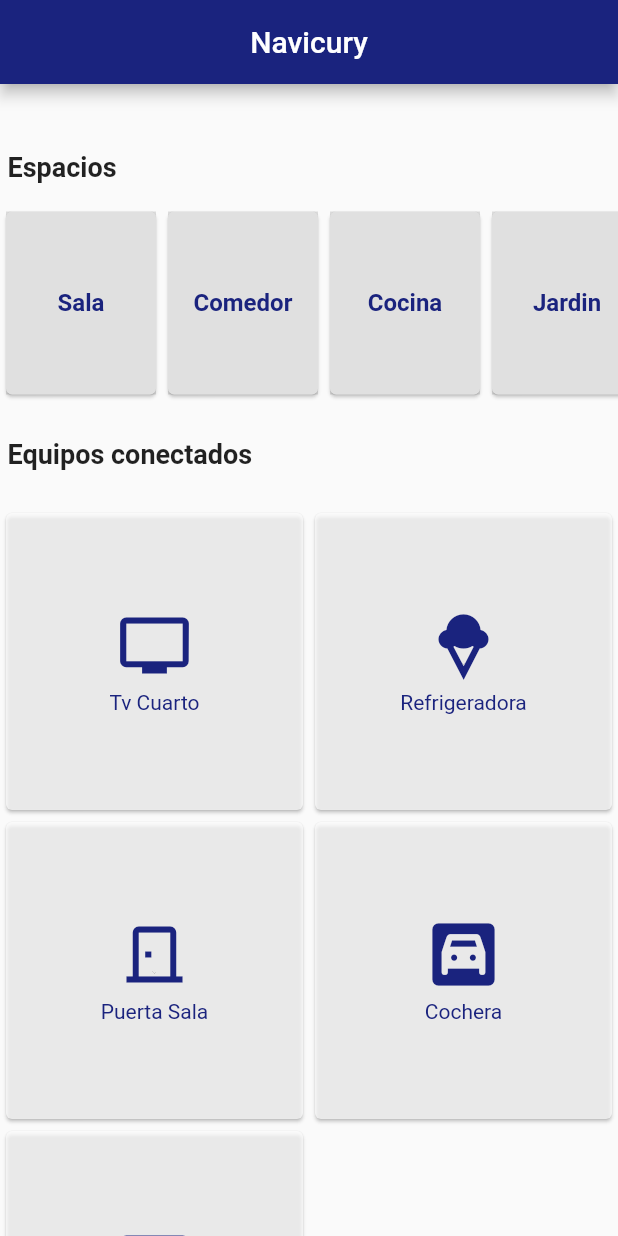
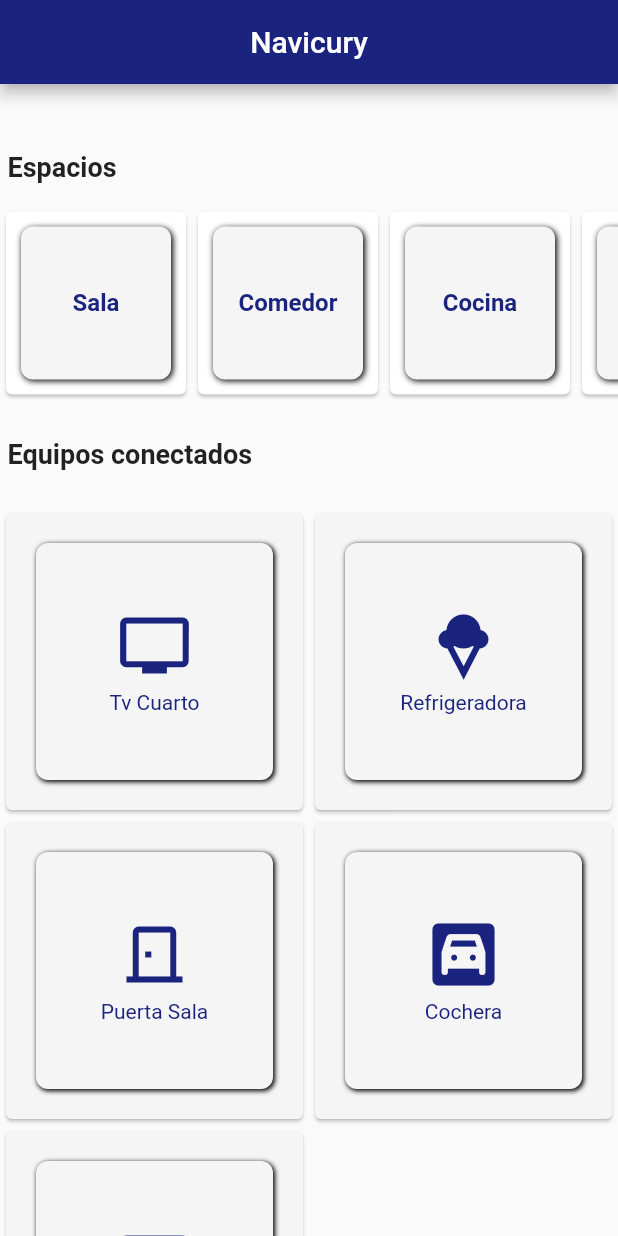
Before and after one commit to mvilla714/example_sem_8, a Flutter app: the DevicePage screen opened directly, on a phone screen of 412 x 824 dp. Run offline on Flutter 3.47's test engine with Material 2 defaults, Android fonts, the phone set to English and light mode, and no system bars.

Commit message:
agregando margin al container

```diff
--- a/lib/pages/detail_device_page.dart
+++ b/lib/pages/detail_device_page.dart
@@ -136,7 +136,8 @@ class _DetailDeviceState extends State<DetailDevice> {
                           color: Colors.black,
                           offset: Offset(1, 1),
                           blurRadius: 5)
-                      ]),
+                    ],
+                  ),
                   height: 50,
                   width: 200,
                   //color: Colors.amber,
--- a/lib/pages/device_page.dart
+++ b/lib/pages/device_page.dart
@@ -106,8 +106,24 @@ class _DevicePageState extends State<DevicePage> {
                       child: Card(
                         shadowColor: Colors.black,
                         child: Container(
-                          //margin: EdgeInsets.all(5),
-                          color: Colors.black12,
+                          margin: EdgeInsets.all(10),
+                          decoration: BoxDecoration(
+                            color: Colors.grey.shade100,
+                            borderRadius: BorderRadius.only(
+                              topLeft: Radius.circular(8.0),
+                              topRight: Radius.circular(8.0),
+                              bottomLeft: Radius.circular(8.0),
+                              bottomRight: Radius.circular(8.0),
+                            ),
+                            boxShadow: [
+                              BoxShadow(
+                                  color: Colors.black,
+                                  offset: Offset(1, 1),
+                                  blurRadius: 3)
+                            ],
+                          ),
+                          // color: Colors.black12,
+
                           width: 100,
                           height: 130,
                           child: Center(
@@ -154,7 +170,24 @@ class _DevicePageState extends State<DevicePage> {
                             );
                           },
                           child: Card(
-                            color: Colors.white70,
+                            color: Colors.grey.shade100,
+                            child: Container(
+                              margin: EdgeInsets.all(20),
+                              decoration: BoxDecoration(
+                                color: Colors.grey.shade100,
+                                borderRadius: BorderRadius.only(
+                                  topLeft: Radius.circular(8.0),
+                                  topRight: Radius.circular(8.0),
+                                  bottomLeft: Radius.circular(8.0),
+                                  bottomRight: Radius.circular(8.0),
+                                ),
+                                boxShadow: [
+                                  BoxShadow(
+                                      color: Colors.black,
+                                      offset: Offset(1, 1),
+                                      blurRadius: 2)
+                                ],
+                              ),
                               child: Column(
                                 mainAxisAlignment: MainAxisAlignment.center,
                                 children: [
@@ -171,6 +204,7 @@ class _DevicePageState extends State<DevicePage> {
                                     style: TextStyle(color: Colors.indigo[900]),
                                   ),
                                 ],
+                              ),
                             ),
                           ),
                         );
```
Lines whose indentation alone changed are shown as unchanged.
